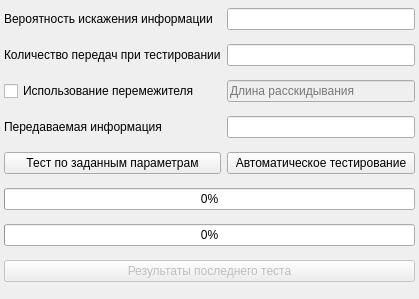
Old version of the form src/GUI/UI/test_simple_coder.ui in the repository Banifest/Codding.
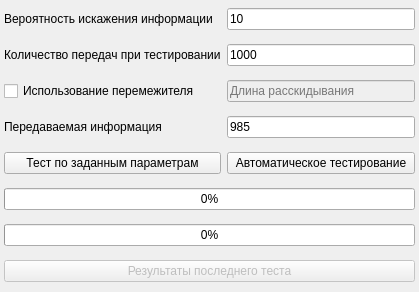
New version of the form. Icons and pictures are not drawn.

Commit message: добавлена вспомогательная информация о кодерах

What changed in the file:
```diff
--- a/src/GUI/UI/test_simple_coder.ui
+++ b/src/GUI/UI/test_simple_coder.ui
@@ -7,7 +7,7 @@
                 <x>0</x>
                 <y>0</y>
                 <width>419</width>
-                <height>299</height>
+                <height>292</height>
             </rect>
         </property>
         <property name="windowTitle">
@@ -67,7 +67,11 @@
                     </widget>
                 </item>
                 <item row="0" column="1">
-                    <widget class="QLineEdit" name="noise_text_box"/>
+                    <widget class="QLineEdit" name="noise_text_box">
+                        <property name="text">
+                            <string>10</string>
+                        </property>
+                    </widget>
                 </item>
                 <item row="0" column="0">
                     <widget class="QLabel" name="label">
@@ -80,7 +84,11 @@
                     </widget>
                 </item>
                 <item row="1" column="1">
-                    <widget class="QLineEdit" name="count_test_text_box"/>
+                    <widget class="QLineEdit" name="count_test_text_box">
+                        <property name="text">
+                            <string>1000</string>
+                        </property>
+                    </widget>
                 </item>
                 <item row="3" column="0">
                     <widget class="QLabel" name="label_3">
@@ -93,7 +101,11 @@
                     </widget>
                 </item>
                 <item row="3" column="1">
-                    <widget class="QLineEdit" name="information_text_box"/>
+                    <widget class="QLineEdit" name="information_text_box">
+                        <property name="text">
+                            <string>985</string>
+                        </property>
+                    </widget>
                 </item>
                 <item row="8" column="0" colspan="2">
                     <widget class="QPushButton" name="get_last_result_button">
```
The commit also changes 2 other files.
